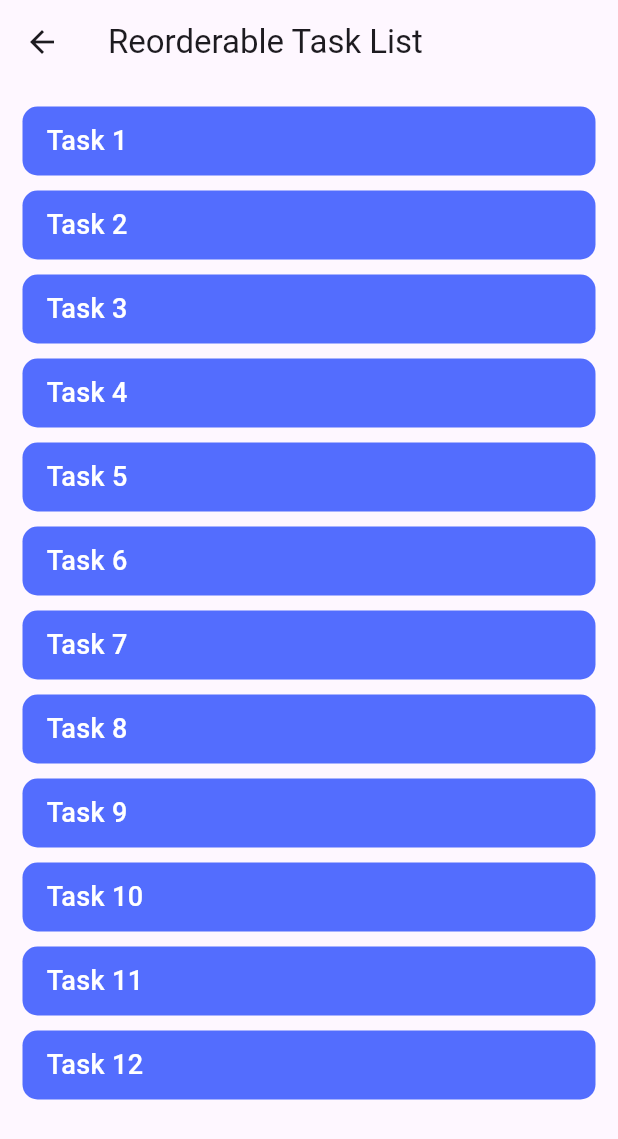
After one commit to mahedi-bs23/flutter_widgets, a Flutter app: the ReorderAbleListView screen opened directly, on a phone screen of 412 x 824 dp. The commit adds this screen. Shown: the top 1139 px of the screen. Run offline on Flutter 3.47's test engine with Material 3 defaults, Android fonts, the phone set to English and light mode, and no system bars; our stand-ins replace shared_preferences; accounts and stored records are empty.

Commit message:
create reorderable list view and added

```diff
--- /dev/null
+++ b/lib/feature/custom_scrolling_widget/reorderable_list_view/reorderable_list_view.dart
@@ -0,0 +1,54 @@
+import 'package:flutter/material.dart';
+import 'reorderable_list_viewmodel.dart';
+
+class ReorderAbleListView extends StatefulWidget {
+  ReorderAbleListView({super.key});
+
+  @override
+  State<ReorderAbleListView> createState() => _ReorderAbleListViewState();
+}
+
+class _ReorderAbleListViewState extends State<ReorderAbleListView> {
+  final ReorderableViewModel reorderableViewModel = ReorderableViewModel();
+
+  @override
+  Widget build(BuildContext context) {
+    return Scaffold(
+      appBar: AppBar(
+        title: const Text('Reorderable Task List'),
+      ),
+      body: ValueListenableBuilder<List<Task>>(
+        valueListenable: reorderableViewModel.tasks,
+        builder: (context, tasks, child) {
+          return ReorderableListView(
+            padding: const EdgeInsets.all(10),
+            children: tasks.map((task) {
+              return Container(
+                key: ValueKey(task.title),
+                // Use task.title for unique Key
+                margin: const EdgeInsets.all(5),
+                padding: const EdgeInsets.symmetric(horizontal: 16, vertical: 10),
+                decoration: BoxDecoration(
+                    color: Colors.indigoAccent,
+                    borderRadius: BorderRadius.circular(10)),
+                //key: ValueKey(task.title),  // Use task.title for unique Key
+                child: Text(
+                  task.title,
+                  style: const TextStyle(
+                    color: Colors.white,
+                    fontSize: 18,
+                    fontWeight: FontWeight.w500,
+                  ),
+                ),
+              );
+            }).toList(),
+            onReorder: (oldIndex, newIndex) {
+              reorderableViewModel.reorderTasks(oldIndex, newIndex);
+              print('Reordering from $oldIndex to $newIndex');
+            },
+          );
+        },
+      ),
+    );
+  }
+}
--- /dev/null
+++ b/lib/feature/custom_scrolling_widget/reorderable_list_view/reorderable_list_viewmodel.dart
@@ -0,0 +1,64 @@
+import 'dart:convert';
+
+import 'package:flutter/material.dart';
+import 'package:shared_preferences/shared_preferences.dart';
+
+
+class ReorderableViewModel {
+  ValueNotifier<List<Task>> tasks = ValueNotifier<List<Task>>([]);
+
+  ReorderableViewModel() {
+    loadTasks(); // Load saved tasks when ViewModel is initialized
+  }
+
+  // Method to reorder the list of tasks and save the new order
+  void reorderTasks(int oldIndex, int newIndex) {
+    if (oldIndex < newIndex) {
+      newIndex -= 1;
+    }
+
+    final Task task = tasks.value.removeAt(oldIndex);
+    tasks.value.insert(newIndex, task);
+
+    tasks.notifyListeners();
+    saveTasks(); // Save tasks after reordering
+  }
+
+  // Save the list of tasks to SharedPreferences
+  Future<void> saveTasks() async {
+    SharedPreferences prefs = await SharedPreferences.getInstance();
+    List<String> taskTitles = tasks.value.map((task) => task.title).toList();
+    prefs.setString('tasks', jsonEncode(taskTitles));
+  }
+
+  // Load the list of tasks from SharedPreferences
+  Future<void> loadTasks() async {
+    SharedPreferences prefs = await SharedPreferences.getInstance();
+    String? tasksString = prefs.getString('tasks');
+    if (tasksString != null) {
+      List<String> taskTitles = List<String>.from(jsonDecode(tasksString));
+      tasks.value = taskTitles.map((title) => Task(title)).toList();
+    } else {
+      // If no tasks are saved, initialize with default tasks
+      tasks.value = [
+        Task('Task 1'),
+        Task('Task 2'),
+        Task('Task 3'),
+        Task('Task 4'),
+        Task('Task 5'),
+        Task('Task 6'),
+        Task('Task 7'),
+        Task('Task 8'),
+        Task('Task 9'),
+        Task('Task 10'),
+        Task('Task 11'),
+        Task('Task 12'),
+      ];
+    }
+  }
+}
+class Task {
+  String title;
+
+  Task(this.title);
+}
--- a/lib/feature/home/home_view_model.dart
+++ b/lib/feature/home/home_view_model.dart
@@ -1,19 +1,17 @@
 import 'package:flutter/cupertino.dart';
 import 'package:flutter/material.dart';
 import 'package:flutter_widget/feature/custom_button/custom_button_view.dart';
+import 'package:flutter_widget/feature/custom_scrolling_widget/reorderable_list_view/reorderable_list_view.dart';
 import 'package:flutter_widget/models/widget_list_model.dart';
 
 class HomeViewModel {
-  final List<String> widgetsList = [
-    'Custom Button',
-  ];
 
   ValueNotifier<List<WidgetListModel>> pages =
       ValueNotifier<List<WidgetListModel>>(
     [
       WidgetListModel(name: "Custom Button", page: const CustomButtonView()),
       WidgetListModel(
-          name: "Reorder-able List View", page: const CustomScrollView()),
+          name: "Reorder-able List View", page: ReorderAbleListView()),
     ],
   );
 }
--- a/pubspec.yaml
+++ b/pubspec.yaml
@@ -35,6 +35,7 @@ dependencies:
   # The following adds the Cupertino Icons font to your application.
   # Use with the CupertinoIcons class for iOS style icons.
   cupertino_icons: ^1.0.6
+  shared_preferences: ^2.3.2
 
 dev_dependencies:
   flutter_test:
```
Also changed, not shown: lib/feature/home/home_view.dart (+4 -4 lines), pubspec.lock, 1 other file.
